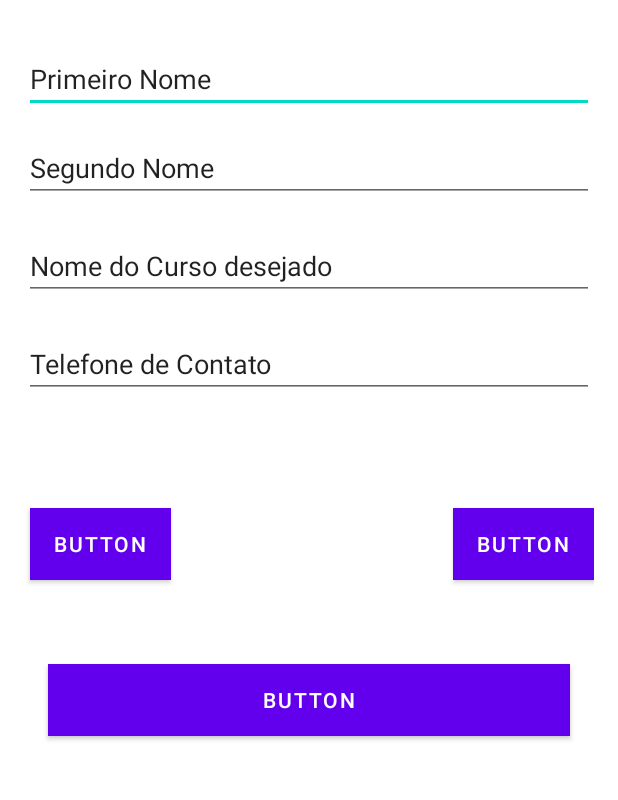
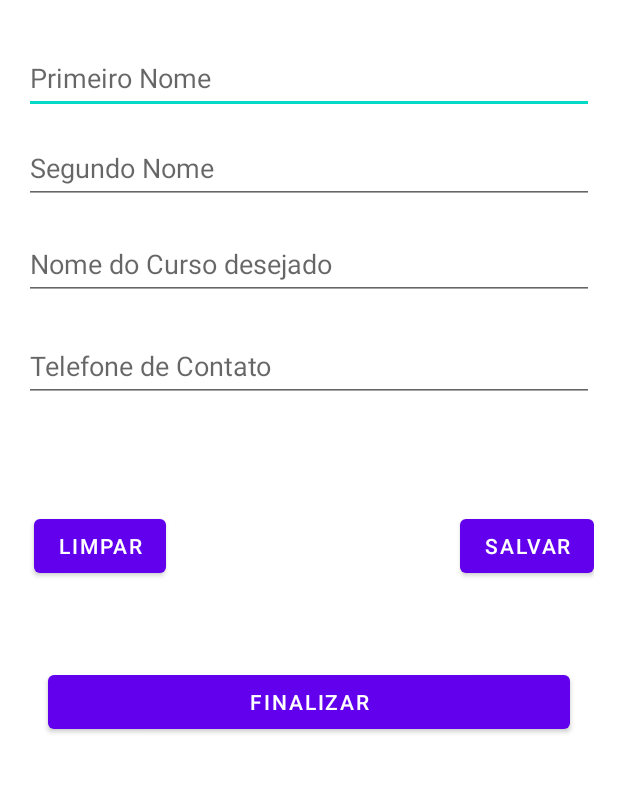
Before and after one commit to joaoconstancio1/lista_vip, an Android app: the screen it shows after launch (MainActivity), on a phone screen of 412 x 824 dp, the part 210-1010 px from its top. Run offline under Robolectric (Android 15) with nearby library versions, the phone set to English and light mode, and no system bars.

Commit message:
app layout customized

```diff
--- a/app/src/main/res/layout/activity_main.xml
+++ b/app/src/main/res/layout/activity_main.xml
@@ -8,12 +8,12 @@
     tools:context=".MainActivity">
 
     <TextView
-        android:id="@+id/textView2"
+        android:id="@+id/txtTitle"
         android:layout_width="wrap_content"
         android:layout_height="wrap_content"
-        android:text="Lista Vip"
+        android:text="@string/txt_title"
+        android:textSize="18sp"
         android:textStyle="bold"
-        android:textSize="18sp"
         app:layout_constraintBottom_toBottomOf="parent"
         app:layout_constraintEnd_toEndOf="parent"
         app:layout_constraintHorizontal_bias="0.498"
@@ -22,50 +22,59 @@
         app:layout_constraintVertical_bias="0.061" />
 
     <EditText
-        android:id="@+id/editTextTextPersonName"
+        android:id="@+id/txtFirstName"
         android:layout_width="0dp"
         android:layout_height="wrap_content"
         android:layout_marginTop="16dp"
+        android:autofillHints=""
         android:ems="10"
+        android:hint="@string/first_name"
         android:inputType="textPersonName"
-        android:text="Primeiro Nome"
-        app:layout_constraintBottom_toTopOf="@+id/editTextTextPersonName2"
+        android:minHeight="48dp"
+        app:layout_constraintBottom_toTopOf="@+id/txtSecondName"
         app:layout_constraintEnd_toEndOf="parent"
         app:layout_constraintStart_toStartOf="parent"
-        app:layout_constraintTop_toBottomOf="@+id/textView2" />
+        app:layout_constraintTop_toBottomOf="@+id/txtTitle" />
 
     <EditText
-        android:id="@+id/editTextTextPersonName2"
+        android:id="@+id/txtSecondName"
+        android:layout_width="0dp"
+        android:layout_height="wrap_content"
+        android:layout_marginBottom="16dp"
+        android:autofillHints=""
+        android:ems="10"
+        android:hint="@string/second_name"
+        android:inputType="textPersonName"
+        android:minHeight="48dp"
+        app:layout_constraintBottom_toTopOf="@+id/txtDesiredCourseName"
+        app:layout_constraintEnd_toEndOf="parent"
+        app:layout_constraintHorizontal_bias="1.0"
+        app:layout_constraintStart_toStartOf="parent" />
+
+    <EditText
+        android:id="@+id/txtDesiredCourseName"
         android:layout_width="0dp"
         android:layout_height="wrap_content"
         android:layout_marginBottom="20dp"
+        android:autofillHints=""
         android:ems="10"
+        android:hint="@string/desired_course_name"
         android:inputType="textPersonName"
-        android:text="Segundo Nome"
-        app:layout_constraintBottom_toTopOf="@+id/editTextTextPersonName3"
+        android:minHeight="48dp"
+        app:layout_constraintBottom_toTopOf="@+id/txtContactPhone"
         app:layout_constraintEnd_toEndOf="parent"
         app:layout_constraintStart_toStartOf="parent" />
 
     <EditText
-        android:id="@+id/editTextTextPersonName3"
-        android:layout_width="0dp"
-        android:layout_height="wrap_content"
-        android:layout_marginBottom="20dp"
-        android:ems="10"
-        android:inputType="textPersonName"
-        android:text="Nome do Curso desejado"
-        app:layout_constraintBottom_toTopOf="@+id/editTextTextPersonName4"
-        app:layout_constraintEnd_toEndOf="parent"
-        app:layout_constraintStart_toStartOf="parent" />
-
-    <EditText
-        android:id="@+id/editTextTextPersonName4"
+        android:id="@+id/txtContactPhone"
         android:layout_width="match_parent"
         android:layout_height="wrap_content"
         android:layout_marginTop="288dp"
+        android:autofillHints=""
         android:ems="10"
+        android:hint="@string/contact_phone"
         android:inputType="textPersonName"
-        android:text="Telefone de Contato"
+        android:minHeight="48dp"
         app:layout_constraintStart_toStartOf="parent"
         app:layout_constraintTop_toTopOf="parent" />
 
@@ -73,13 +82,12 @@
         android:id="@+id/button"
         android:layout_width="wrap_content"
         android:layout_height="wrap_content"
-        android:layout_marginEnd="188dp"
+        android:layout_marginEnd="196dp"
         android:layout_marginBottom="56dp"
-        android:background="@color/buttonColor"
-        android:text="Button"
+        android:text="@string/clear_button"
         app:layout_constraintBottom_toTopOf="@+id/button3"
         app:layout_constraintEnd_toStartOf="@+id/button2"
-        app:layout_constraintTop_toBottomOf="@+id/editTextTextPersonName4"
+        app:layout_constraintTop_toBottomOf="@+id/txtContactPhone"
         app:layout_constraintVertical_bias="1.0" />
 
     <Button
@@ -87,11 +95,10 @@
         android:layout_width="wrap_content"
         android:layout_height="wrap_content"
         android:layout_marginBottom="56dp"
-        android:background="@color/buttonColor"
-        android:text="Button"
+        android:text="@string/save_button"
         app:layout_constraintBottom_toTopOf="@+id/button3"
         app:layout_constraintEnd_toEndOf="parent"
-        app:layout_constraintTop_toBottomOf="@+id/editTextTextPersonName4"
+        app:layout_constraintTop_toBottomOf="@+id/txtContactPhone"
         app:layout_constraintVertical_bias="1.0" />
 
     <Button
@@ -100,11 +107,10 @@
         android:layout_height="wrap_content"
         android:layout_margin="16dp"
         android:layout_marginBottom="248dp"
-        android:background="@color/buttonColor"
-        android:text="Button"
+        android:text="@string/finalize_button"
         app:layout_constraintBottom_toBottomOf="parent"
         app:layout_constraintEnd_toEndOf="parent"
         app:layout_constraintStart_toStartOf="parent"
-        app:layout_constraintTop_toBottomOf="@+id/editTextTextPersonName4" />
+        app:layout_constraintTop_toBottomOf="@+id/txtContactPhone" />
 
 </androidx.constraintlayout.widget.ConstraintLayout>
--- a/app/src/main/res/values/strings.xml
+++ b/app/src/main/res/values/strings.xml
@@ -1,3 +1,13 @@
 <resources>
     <string name="app_name">App Lista Vip</string>
+    <string name="txt_title">Lista Vip</string>
+    <string name="first_name">Primeiro Nome</string>
+    <string name="second_name">Segundo Nome</string>
+    <string name="desired_course_name">Nome do Curso desejado</string>
+    <string name="contact_phone">Telefone de Contato</string>
+    <string name="clear_button">Limpar</string>
+    <string name="save_button">Salvar</string>
+    <string name="finalize_button">Finalizar</string>
+
+
 </resources>
```
